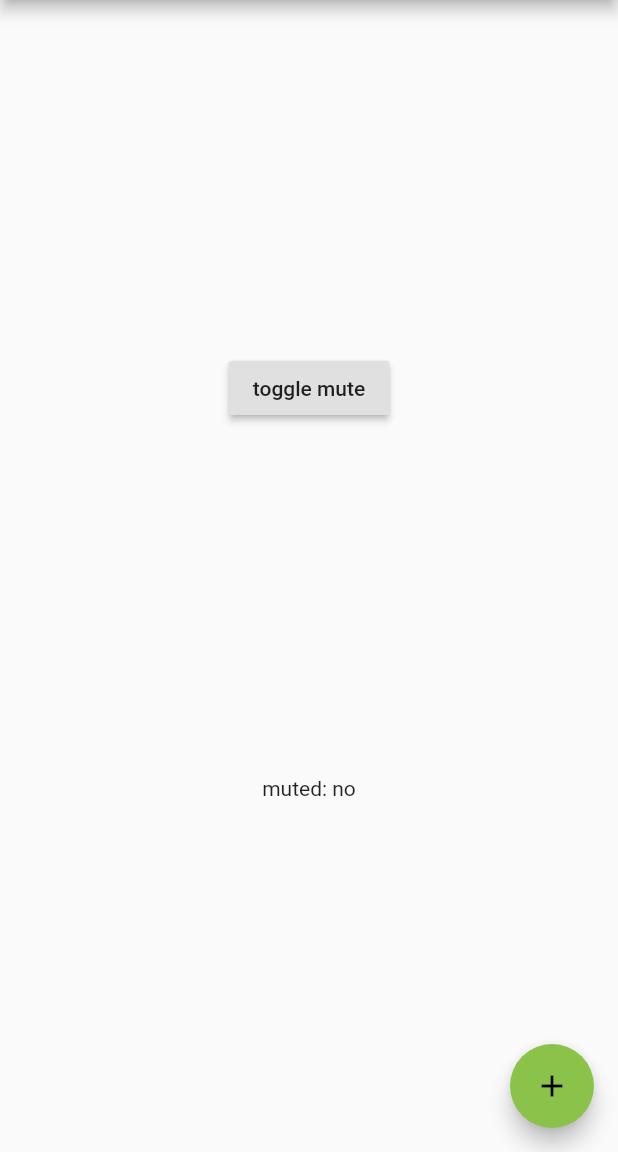
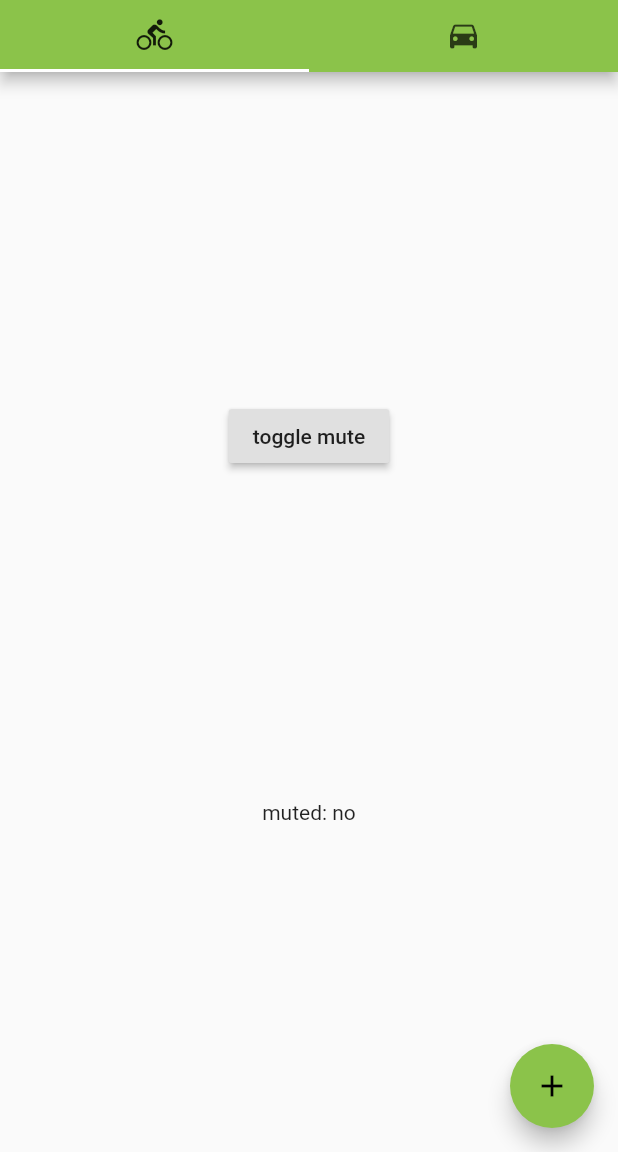
Before and after one commit to rlnsy/naughtify, a Flutter app: the screen it shows after launch, on a phone screen of 412 x 824 dp, the part 84-1236 px from its top. Run offline on Flutter 3.47's test engine with Material 2 defaults, Android fonts, the phone set to English and light mode, and no system bars; missing offline and left inert: local_notifications.

Commit message:
added tabs

```diff
--- a/lib/main.dart
+++ b/lib/main.dart
@@ -18,20 +18,53 @@ class App extends StatelessWidget {
 }
 
 class HomePage extends StatefulWidget {
-  _HomePageState createState() => new _HomePageState();
+  _MainState createState() => new _MainState();
 }
 
-class _HomePageState extends State<HomePage> {
+class _MainState extends State<HomePage> {
   PlatformMethods pMethods = new PlatformMethods();
 
   bool muted = false;
 
+  int _numReceieved = 0;
+
   Widget build(BuildContext context) {
-    return new Scaffold(
+    return new DefaultTabController(
+        length: 2,
+        child: new Scaffold(
           appBar: new AppBar(
               title: new Text('Naughtify - Basic Prototype'),
-      ),
-      body: new Center(
+              bottom: new TabBar(tabs: [
+                new Tab(icon: new Icon(Icons.directions_bike)),
+                new Tab(icon: new Icon(Icons.directions_car)),
+                // TODO: make icons
+              ])),
+          body: new TabBarView(children: [
+            _buildMainBody(),
+            _buildInfoBody(),
+          ]),
+          floatingActionButton: new FloatingActionButton(
+              onPressed: pMethods.sendNotification,
+              tooltip: 'Clear Notifications',
+              child: new Icon(Icons.add)),
+        ));
+  }
+
+  Widget _buildInfoBody() {
+    return new FutureBuilder(
+        future: pMethods.getNumNotifications(),
+        builder: (context, snapshot) {
+          if (snapshot.hasData) {
+            _numReceieved = snapshot.data;
+          } else if (snapshot.hasError) {
+            return new Text("there was an error getting notification info");
+          }
+          return new Text("notifications received: $_numReceieved");
+        });
+  }
+
+  Widget _buildMainBody() {
+    return new Center(
         child: new Column(
       mainAxisAlignment: MainAxisAlignment.spaceEvenly,
       children: <Widget>[
@@ -39,14 +72,10 @@ class _HomePageState extends State<HomePage> {
             child: new Text("toggle mute"), onPressed: _toggleMute),
         new Text("muted: ${_isMuted()}"),
       ],
-      )),
-      floatingActionButton: new FloatingActionButton(
-          onPressed: pMethods.sendNotification,
-          tooltip: 'Clear Notifications',
-          child: new Icon(Icons.add)),
-    );
+    ));
   }
 
+  // TODO: make functional
   _toggleMute() {
     bool newValue;
     if (muted) {
```
Lines whose indentation alone changed are shown as unchanged.
